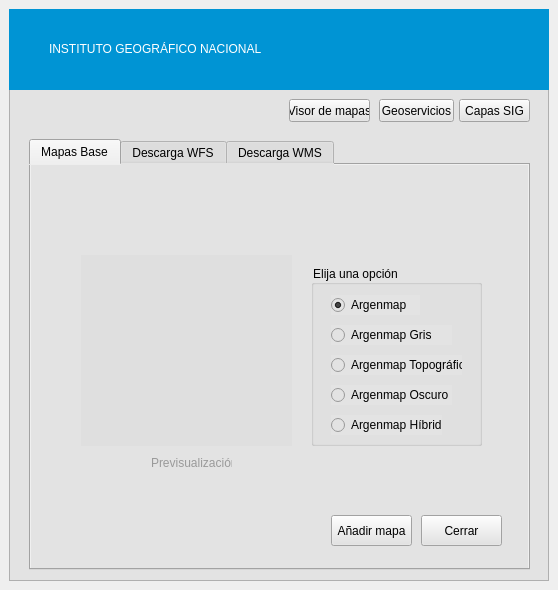
Above: ign_plugin/mapas_base_dockwidget_base.ui from etengler/complementoQgis_v1 before the change. Below: the same form after it.
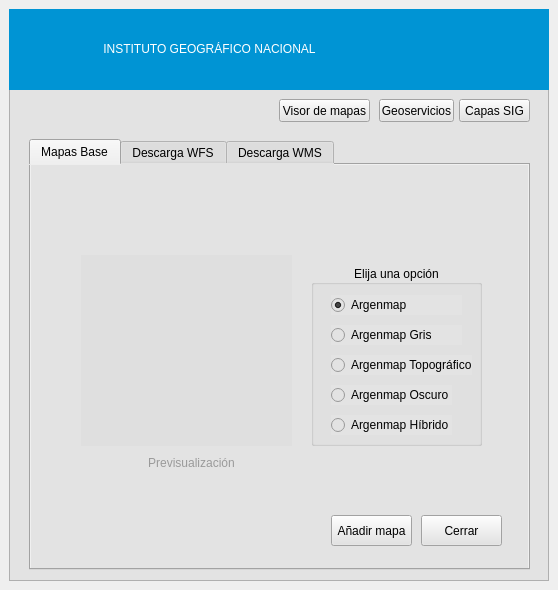
That is the form after the change.

Commit message: actualizacion interfaz

What changed in the file:
```diff
--- a/ign_plugin/mapas_base_dockwidget_base.ui
+++ b/ign_plugin/mapas_base_dockwidget_base.ui
@@ -10,6 +10,12 @@
     <height>612</height>
    </rect>
   </property>
+  <property name="layoutDirection">
+   <enum>Qt::LeftToRight</enum>
+  </property>
+  <property name="autoFillBackground">
+   <bool>true</bool>
+  </property>
   <property name="windowTitle">
    <string>IGN Plugin</string>
   </property>
@@ -32,12 +38,27 @@
      <height>590</height>
     </size>
    </property>
+   <property name="layoutDirection">
+    <enum>Qt::LeftToRight</enum>
+   </property>
+   <property name="autoFillBackground">
+    <bool>true</bool>
+   </property>
    <layout class="QGridLayout" name="gridLayout">
     <item row="0" column="1">
      <widget class="QFrame" name="frame">
       <property name="enabled">
        <bool>true</bool>
       </property>
+      <property name="sizePolicy">
+       <sizepolicy hsizetype="Preferred" vsizetype="Preferred">
+        <horstretch>0</horstretch>
+        <verstretch>0</verstretch>
+       </sizepolicy>
+      </property>
+      <property name="autoFillBackground">
+       <bool>true</bool>
+      </property>
       <property name="styleSheet">
        <string notr="true">background-color: rgb(227, 227, 227);</string>
       </property>
@@ -69,12 +90,21 @@
       <widget class="QLabel" name="label_5">
        <property name="geometry">
         <rect>
-         <x>40</x>
+         <x>10</x>
          <y>20</y>
-         <width>351</width>
+         <width>381</width>
          <height>41</height>
         </rect>
        </property>
+       <property name="sizePolicy">
+        <sizepolicy hsizetype="Expanding" vsizetype="Expanding">
+         <horstretch>0</horstretch>
+         <verstretch>0</verstretch>
+        </sizepolicy>
+       </property>
+       <property name="autoFillBackground">
+        <bool>false</bool>
+       </property>
        <property name="styleSheet">
         <string notr="true">font: 75 16pt &quot;MS Shell Dlg 2&quot;;
 color: rgb(255, 255, 255);
@@ -84,6 +114,15 @@
        <property name="text">
         <string>&lt;html&gt;&lt;head/&gt;&lt;body&gt;&lt;p&gt;&lt;span style=&quot; font-weight:400;&quot;&gt;INSTITUTO GEOGRÁFICO NACIONAL&lt;/span&gt;&lt;/p&gt;&lt;/body&gt;&lt;/html&gt;</string>
        </property>
+       <property name="scaledContents">
+        <bool>true</bool>
+       </property>
+       <property name="alignment">
+        <set>Qt::AlignCenter</set>
+       </property>
+       <property name="textInteractionFlags">
+        <set>Qt::NoTextInteraction</set>
+       </property>
       </widget>
       <widget class="QTabWidget" name="tabWidget">
        <property name="geometry">
@@ -97,6 +136,9 @@
        <property name="cursor">
         <cursorShape>ArrowCursor</cursorShape>
        </property>
+       <property name="autoFillBackground">
+        <bool>true</bool>
+       </property>
        <property name="styleSheet">
         <string notr="true"/>
        </property>
@@ -109,6 +151,12 @@
          <height>22</height>
         </size>
        </property>
+       <property name="elideMode">
+        <enum>Qt::ElideMiddle</enum>
+       </property>
+       <property name="tabBarAutoHide">
+        <bool>true</bool>
+       </property>
        <widget class="QWidget" name="tab">
         <attribute name="title">
          <string>Mapas Base</string>
@@ -125,9 +173,18 @@
            <height>291</height>
           </rect>
          </property>
+         <property name="sizePolicy">
+          <sizepolicy hsizetype="Expanding" vsizetype="Expanding">
+           <horstretch>0</horstretch>
+           <verstretch>0</verstretch>
+          </sizepolicy>
+         </property>
          <property name="mouseTracking">
           <bool>false</bool>
          </property>
+         <property name="autoFillBackground">
+          <bool>true</bool>
+         </property>
          <property name="styleSheet">
           <string notr="true"/>
          </property>
@@ -153,15 +210,30 @@
          <widget class="QLabel" name="label">
           <property name="geometry">
            <rect>
-            <x>90</x>
+            <x>60</x>
             <y>250</y>
-            <width>81</width>
+            <width>141</width>
             <height>16</height>
            </rect>
           </property>
+          <property name="sizePolicy">
+           <sizepolicy hsizetype="Expanding" vsizetype="Expanding">
+            <horstretch>0</horstretch>
+            <verstretch>0</verstretch>
+           </sizepolicy>
+          </property>
+          <property name="autoFillBackground">
+           <bool>true</bool>
+          </property>
           <property name="text">
            <string>&lt;html&gt;&lt;head/&gt;&lt;body&gt;&lt;p&gt;&lt;span style=&quot; color:#9a9a9a;&quot;&gt;Previsualización&lt;/span&gt;&lt;/p&gt;&lt;/body&gt;&lt;/html&gt;</string>
           </property>
+          <property name="scaledContents">
+           <bool>true</bool>
+          </property>
+          <property name="alignment">
+           <set>Qt::AlignCenter</set>
+          </property>
          </widget>
          <widget class="QGroupBox" name="groupBox">
           <property name="enabled">
@@ -175,15 +247,32 @@
             <height>181</height>
            </rect>
           </property>
+          <property name="sizePolicy">
+           <sizepolicy hsizetype="Expanding" vsizetype="Expanding">
+            <horstretch>0</horstretch>
+            <verstretch>0</verstretch>
+           </sizepolicy>
+          </property>
+          <property name="font">
+           <font>
+            <stylestrategy>PreferAntialias</stylestrategy>
+           </font>
+          </property>
           <property name="contextMenuPolicy">
            <enum>Qt::DefaultContextMenu</enum>
           </property>
+          <property name="autoFillBackground">
+           <bool>true</bool>
+          </property>
           <property name="styleSheet">
            <string notr="true"/>
           </property>
           <property name="title">
            <string notr="true">Elija una opción</string>
           </property>
+          <property name="alignment">
+           <set>Qt::AlignCenter</set>
+          </property>
           <property name="flat">
            <bool>false</bool>
           </property>
@@ -195,13 +284,22 @@
             <rect>
              <x>20</x>
              <y>30</y>
-             <width>89</width>
+             <width>131</width>
              <height>20</height>
             </rect>
            </property>
+           <property name="sizePolicy">
+            <sizepolicy hsizetype="Expanding" vsizetype="Expanding">
+             <horstretch>0</horstretch>
+             <verstretch>0</verstretch>
+            </sizepolicy>
+           </property>
            <property name="cursor">
             <cursorShape>PointingHandCursor</cursorShape>
            </property>
+           <property name="autoFillBackground">
+            <bool>true</bool>
+           </property>
            <property name="text">
             <string>Argenmap</string>
            </property>
@@ -236,13 +334,22 @@
             <rect>
              <x>20</x>
              <y>90</y>
-             <width>131</width>
+             <width>141</width>
              <height>20</height>
             </rect>
            </property>
+           <property name="sizePolicy">
+            <sizepolicy hsizetype="Expanding" vsizetype="Expanding">
+             <horstretch>0</horstretch>
+             <verstretch>0</verstretch>
+            </sizepolicy>
+           </property>
            <property name="cursor">
             <cursorShape>PointingHandCursor</cursorShape>
            </property>
+           <property name="autoFillBackground">
+            <bool>true</bool>
+           </property>
            <property name="styleSheet">
             <string notr="true"/>
            </property>
@@ -255,15 +362,21 @@
             <rect>
              <x>20</x>
              <y>60</y>
-             <width>121</width>
+             <width>131</width>
              <height>20</height>
             </rect>
            </property>
+           <property name="sizePolicy">
+            <sizepolicy hsizetype="Expanding" vsizetype="Expanding">
+             <horstretch>0</horstretch>
+             <verstretch>0</verstretch>
+            </sizepolicy>
+           </property>
            <property name="cursor">
             <cursorShape>PointingHandCursor</cursorShape>
            </property>
            <property name="autoFillBackground">
-            <bool>false</bool>
+            <bool>true</bool>
            </property>
            <property name="styleSheet">
             <string notr="true"/>
@@ -277,13 +390,22 @@
             <rect>
              <x>20</x>
              <y>150</y>
-             <width>111</width>
+             <width>121</width>
              <height>20</height>
             </rect>
            </property>
+           <property name="sizePolicy">
+            <sizepolicy hsizetype="Expanding" vsizetype="Expanding">
+             <horstretch>0</horstretch>
+             <verstretch>0</verstretch>
+            </sizepolicy>
+           </property>
            <property name="cursor">
             <cursorShape>PointingHandCursor</cursorShape>
            </property>
+           <property name="autoFillBackground">
+            <bool>true</bool>
+           </property>
            <property name="text">
             <string>Argenmap Híbrido</string>
            </property>
@@ -591,15 +713,24 @@
       <widget class="QPushButton" name="button_link">
        <property name="geometry">
         <rect>
-         <x>280</x>
+         <x>270</x>
          <y>90</y>
-         <width>81</width>
+         <width>91</width>
          <height>23</height>
         </rect>
        </property>
+       <property name="sizePolicy">
+        <sizepolicy hsizetype="Expanding" vsizetype="Expanding">
+         <horstretch>0</horstretch>
+         <verstretch>0</verstretch>
+        </sizepolicy>
+       </property>
        <property name="cursor">
         <cursorShape>PointingHandCursor</cursorShape>
        </property>
+       <property name="autoFillBackground">
+        <bool>true</bool>
+       </property>
        <property name="text">
         <string>Visor de mapas</string>
        </property>
@@ -629,6 +760,12 @@
          <height>81</height>
         </rect>
        </property>
+       <property name="sizePolicy">
+        <sizepolicy hsizetype="Expanding" vsizetype="Expanding">
+         <horstretch>0</horstretch>
+         <verstretch>0</verstretch>
+        </sizepolicy>
+       </property>
        <property name="styleSheet">
         <string notr="true">background-color: rgb(0, 148, 212);</string>
        </property>
```
Left out of the diff: 156 changed lines with no effect on the pictures.
